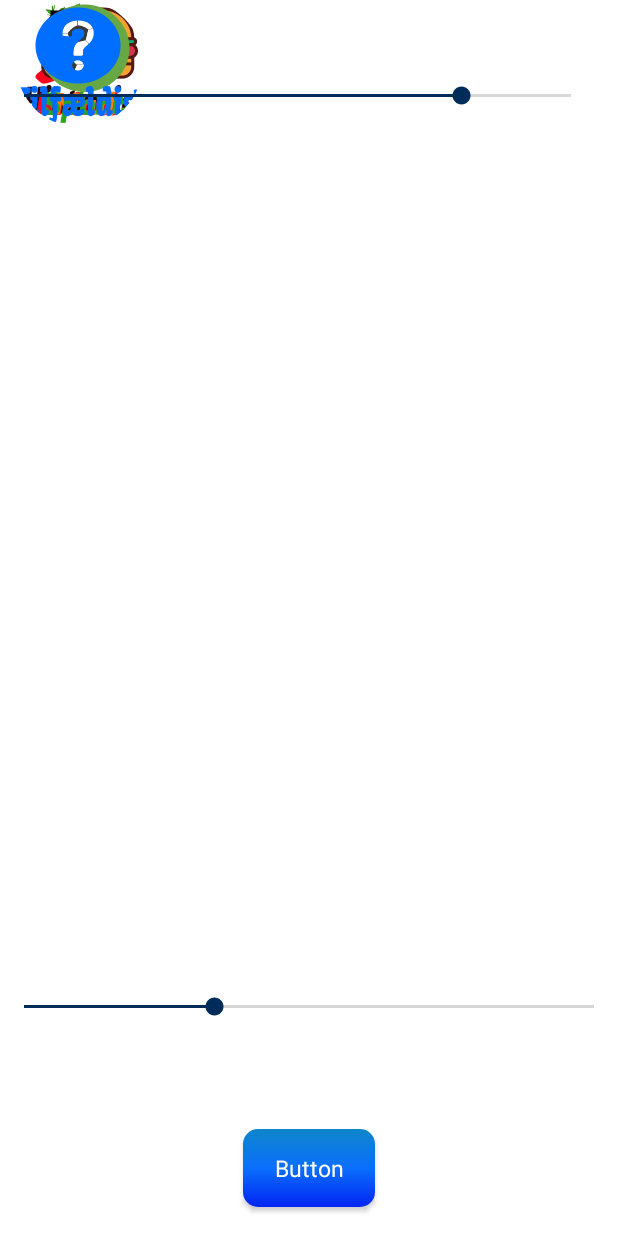
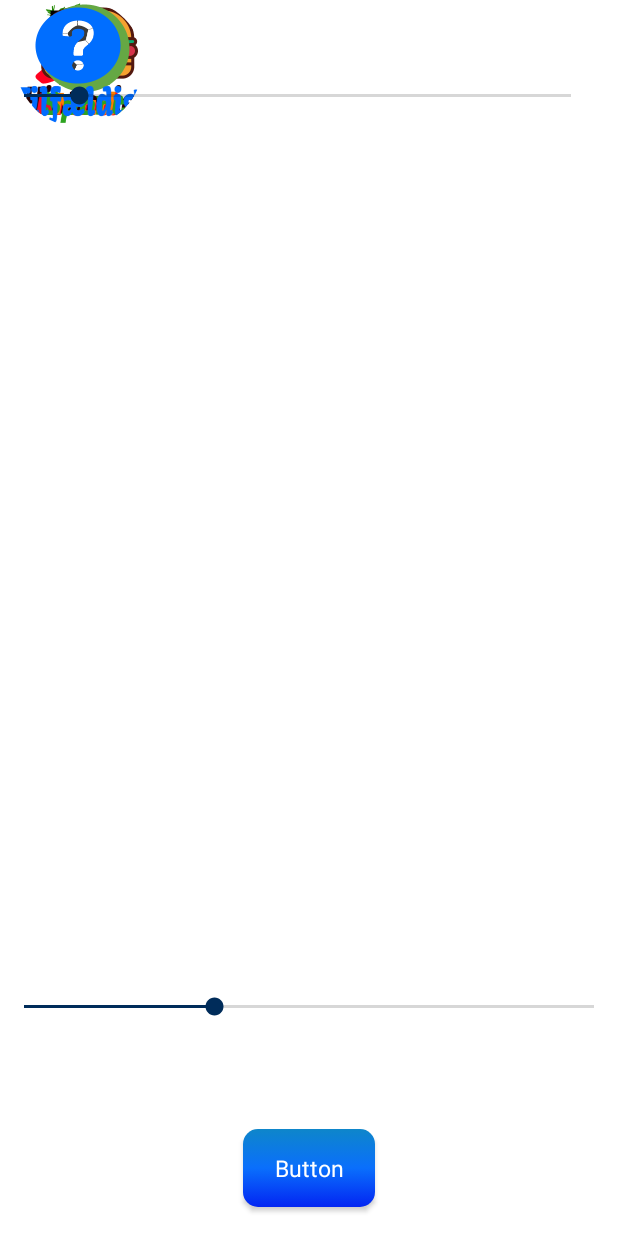
Before and after one commit to MagnusJensen95/Laesomondo, an Android app: the layout fragment_reading_test_prerequisites.xml on its own in the app's theme, with its tools: preview values and no code run, on a phone screen of 412 x 824 dp. Run offline under Robolectric (Android 15) with nearby library versions, the phone set to English and light mode, and no system bars; plain views replace CircleImageView, CircleLayout.

Commit message:
Change name on colors

```diff
--- a/app/src/main/res/drawable/roundhome.xml
+++ b/app/src/main/res/drawable/roundhome.xml
@@ -7,8 +7,8 @@
         android:bottom="6dp" />
     <gradient
         android:angle="270"
-        android:startColor="@color/colorNoob2"
-        android:endColor="@color/colorNoob2"
+        android:startColor="@color/colorHomeBTN"
+        android:endColor="@color/colorHomeBTN"
         />
     <corners android:radius="15dp"
         android:topLeftRadius="15dp"
--- a/app/src/main/res/drawable/roundmyprofile.xml
+++ b/app/src/main/res/drawable/roundmyprofile.xml
@@ -7,8 +7,8 @@
         android:bottom="6dp" />
     <gradient
         android:angle="270"
-        android:startColor="@color/colorNoob"
-        android:endColor="@color/colorNoob"
+        android:startColor="@color/colorMyProfile"
+        android:endColor="@color/colorMyProfile"
         />
     <corners android:radius="15dp"
         android:topLeftRadius="15dp"
--- a/app/src/main/res/layout/fragment_reading_test_prerequisites.xml
+++ b/app/src/main/res/layout/fragment_reading_test_prerequisites.xml
@@ -87,7 +87,7 @@
         android:layout_marginTop="14dp"
         android:layout_marginRight="15dp"
         android:max="10"
-        android:progress="8"
+        android:progress="1"
         android:thumbTint="@color/colorPrimaryDark"
         android:progressTint="@color/colorPrimaryDark"
         android:indeterminate="false"
--- a/app/src/main/res/values/colors.xml
+++ b/app/src/main/res/values/colors.xml
@@ -4,8 +4,8 @@
     <color name="colorPrimaryDark">#002c5a</color>
     <color name="colorAccent">#e91e63</color>
     <color name="greyDialog">#EEEEEE</color>
-    <color name="colorNoob">#5FBFE7</color>
-    <color name="colorNoob2">#df5548</color>
+    <color name="colorMyProfile">#5FBFE7</color>
+    <color name="colorHomeBTN">#df5548</color>
 
 
 
```
